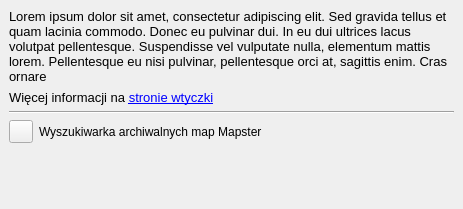
First picture: the form in gissupport_plugin/modules/mapster/mapster_dockwidget.ui, repository gis-support/gis-support-plugin, before the edit.
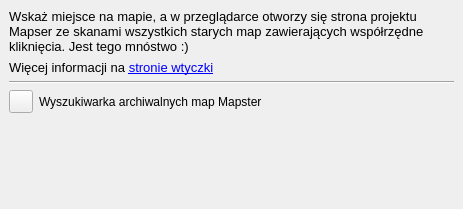
Second picture: the form after the edit.

```diff
--- a/gissupport_plugin/modules/mapster/mapster_dockwidget.ui
+++ b/gissupport_plugin/modules/mapster/mapster_dockwidget.ui
@@ -18,7 +18,7 @@
     <item>
      <widget class="QLabel" name="infoLabel">
       <property name="text">
-       <string>&lt;html&gt;&lt;head/&gt;&lt;body&gt;&lt;p&gt;&lt;span style=&quot; font-size:10pt;&quot;&gt;Lorem ipsum dolor sit amet, consectetur adipiscing elit. Sed gravida tellus et quam lacinia commodo. Donec eu pulvinar dui. In eu dui ultrices lacus volutpat pellentesque. Suspendisse vel vulputate nulla, elementum mattis lorem. Pellentesque eu nisi pulvinar, pellentesque orci at, sagittis enim. Cras ornare&lt;/span&gt;&lt;/p&gt;&lt;/body&gt;&lt;/html&gt;</string>
+       <string>&lt;html&gt;&lt;head/&gt;&lt;body&gt;&lt;p&gt;&lt;span style=&quot; font-size:10pt;&quot;&gt;Wskaż miejsce na mapie, a w przeglądarce otworzy się strona projektu Mapser ze skanami wszystkich starych map zawierających współrzędne kliknięcia. Jest tego mnóstwo :)&lt;/span&gt;&lt;/p&gt;&lt;/body&gt;&lt;/html&gt;</string>
       </property>
       <property name="wordWrap">
        <bool>true</bool>
```
